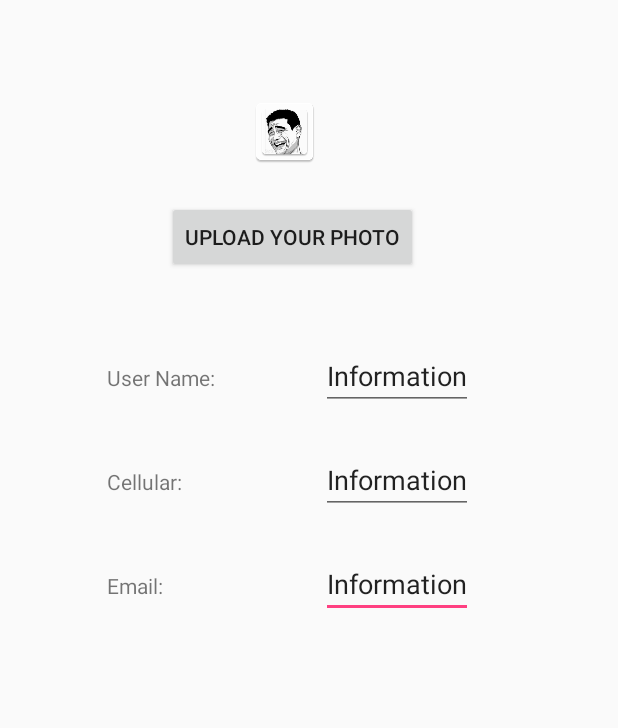
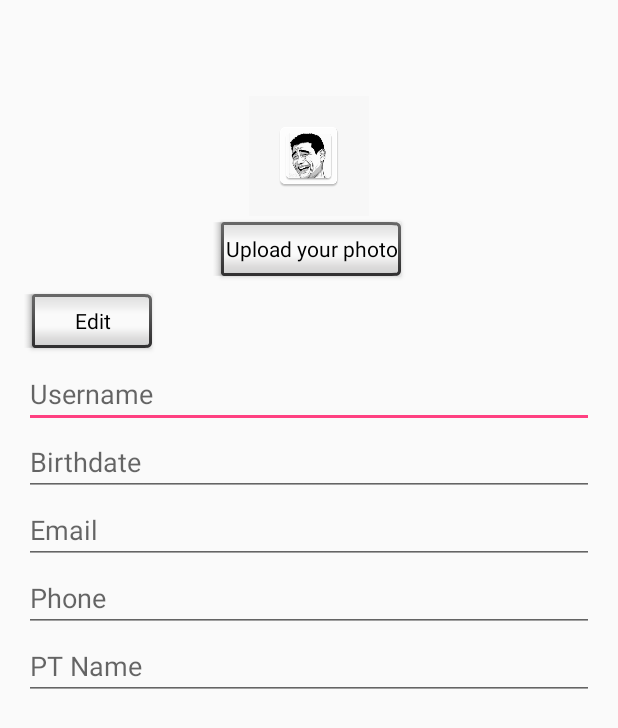
Before and after one commit to AmberWangjie/Tiba-Health-App-for-Android, an Android app: the fragment AccountFragment shown on its own in the app's theme, on a phone screen of 412 x 824 dp. Shown: the top 728 px of the screen. Run offline under Robolectric (Android 15) with nearby library versions, the phone set to English and light mode, and no system bars; pictures from the network do not load.

Commit message:
change account UI

```diff
--- a/BottomNavigationBar/app/src/main/res/layout/account.xml
+++ b/BottomNavigationBar/app/src/main/res/layout/account.xml
@@ -12,88 +12,100 @@
     tools:context="com.example.zhanghaochong.bottomnavigationbar.MainActivity">
 
 
+    <ImageView
+        android:layout_width="wrap_content"
+        android:layout_height="wrap_content"
+        android:layout_centerHorizontal="true"
+        android:src="@mipmap/account"
+        android:gravity="center"
+        android:padding="@dimen/fab_margin"
+        app:srcCompat="@drawable/ic_account"
+        android:layout_marginTop="48dp"
+        android:id="@+id/accountImage"
+        android:layout_alignParentTop="true"
+        android:layout_marginLeft="150dp"
+        android:scaleType="center"
+        android:background="@color/cardview_shadow_end_color" />
+
+
+    <Button
+        android:text="@string/user_update"
+        android:layout_width="wrap_content"
+        android:layout_height="wrap_content"
+        android:id="@+id/info_update"
+        style="@android:style/Widget.Button.Inset"
+        android:layout_below="@+id/uploadBtn"
+        android:layout_alignParentLeft="true"
+        android:layout_alignParentStart="true" />
+
+    <EditText
+        android:layout_width="match_parent"
+        android:layout_height="wrap_content"
+        android:inputType="textPersonName"
+        android:ems="10"
+        android:id="@+id/name_edit"
+        android:hint="Username"
+        android:layout_below="@+id/info_update"
+        android:layout_alignParentLeft="true"
+        android:layout_alignParentStart="true" />
+
     <Button
         android:text="@string/upload"
         android:layout_width="wrap_content"
         android:layout_height="wrap_content"
         android:id="@+id/uploadBtn"
+        android:gravity="center"
+        style="@android:style/Widget.Button.Inset"
         android:layout_below="@+id/accountImage"
-        android:gravity="center"
-        android:layout_marginLeft="95dp"
-        android:layout_marginTop="22dp" />
+        android:layout_centerHorizontal="true" />
 
-    <ImageView
+    <EditText
+        android:layout_width="match_parent"
+        android:layout_height="wrap_content"
+        android:inputType="date"
+        android:ems="10"
+        android:id="@+id/birth_edit"
+        android:hint="Birthdate"
+        android:layout_below="@+id/name_edit"
+        android:layout_alignParentLeft="true"
+        android:layout_alignParentStart="true" />
+
+    <EditText
+        android:layout_width="match_parent"
+        android:layout_height="wrap_content"
+        android:inputType="textEmailAddress"
+        android:ems="10"
+        android:id="@+id/email_edit"
+        android:hint="Email"
+        android:layout_below="@+id/birth_edit"
+        android:layout_alignParentLeft="true"
+        android:layout_alignParentStart="true" />
+
+    <EditText
         android:layout_width="wrap_content"
         android:layout_height="wrap_content"
-        android:src="@mipmap/account"
-        android:gravity="center"
-        app:srcCompat="@drawable/ic_account"
-        android:layout_marginTop="48dp"
-        android:id="@+id/accountImage"
-        android:layout_alignParentTop="true"
-        android:layout_marginLeft="150dp" />
+        android:inputType="textPersonName"
+        android:ems="10"
+        android:id="@+id/pt_edit"
+        android:hint="PT Name"
+        android:layout_below="@+id/phone_edit"
+        android:layout_alignParentLeft="true"
+        android:layout_alignParentStart="true"
+        android:layout_alignParentRight="true"
+        android:layout_alignParentEnd="true" />
 
-    <TextView
-        android:id="@+id/userName"
+    <EditText
         android:layout_width="wrap_content"
         android:layout_height="wrap_content"
-        android:text="@string/user_name"
-        android:gravity="center"
-        android:layout_marginLeft="55dp"
-        android:layout_marginStart="55dp"
-        android:layout_below="@+id/uploadBtn"
-
-        android:layout_marginTop="60dp" />
-
-    <TextView
-        android:text="@string/user_phone"
-        android:layout_width="wrap_content"
-        android:layout_height="wrap_content"
-        android:gravity="center"
-        android:layout_alignLeft="@+id/userName"
-        android:layout_marginTop="50dp"
-        android:layout_below="@id/userName"
-        android:id="@+id/userPhone"
-        tools:text="@string/user_phone" />
-
-    <EditText
-        android:text="@string/user_input"
-        android:gravity="top"
-        android:layout_width="wrap_content"
-        android:layout_height="wrap_content"
-        android:id="@+id/user_email_input"
-        android:layout_alignBaseline="@+id/userEmail"
-        android:layout_toRightOf="@+id/accountImage"
-        android:layout_alignTop="@+id/userPhone" />
-
-    <TextView
-        android:text="@string/user_email"
-        android:layout_width="wrap_content"
-        android:layout_height="wrap_content"
-        android:gravity="center"
-        android:layout_marginTop="50dp"
-        android:layout_below="@id/userPhone"
-        android:layout_alignLeft="@+id/userPhone"
-        android:id="@+id/userEmail" />
-
-    <EditText
-        android:text="@string/user_input"
-        android:layout_width="wrap_content"
-        android:layout_height="wrap_content"
-        android:id="@+id/user_phone_input"
-        android:layout_toRightOf="@+id/accountImage"
-        android:layout_alignBaseline="@+id/userPhone"
-        android:gravity="top" />
-
-    <EditText
-        android:text="@string/user_input"
-        android:gravity="top"
-        android:layout_width="wrap_content"
-        android:layout_height="wrap_content"
-        android:id="@+id/user_name_input"
-        android:layout_alignBaseline="@+id/userName"
-        android:layout_alignBottom="@+id/userName"
-        android:layout_toRightOf="@+id/accountImage"/>
+        android:inputType="phone"
+        android:ems="10"
+        android:id="@+id/phone_edit"
+        android:hint="Phone"
+        android:layout_below="@+id/email_edit"
+        android:layout_alignParentLeft="true"
+        android:layout_alignParentStart="true"
+        android:layout_alignParentRight="true"
+        android:layout_alignParentEnd="true" />
 
 
 </RelativeLayout>
--- a/BottomNavigationBar/app/src/main/res/values/strings.xml
+++ b/BottomNavigationBar/app/src/main/res/values/strings.xml
@@ -6,6 +6,9 @@
     <string name="upload">Upload your photo</string>
     <string name="user_email">Email:</string>
     <string name="user_phone">Cellular:</string>
+    <string name="user_pt">PT:</string>
+    <string name="user_birth">Birth:</string>
+    <string name="user_update">Edit</string>
     <string name="Summary">SUMMARY</string>
     <string name="Greatwork">Great work!</string>
     <string name="how_pain">Any pain?</string>
```
